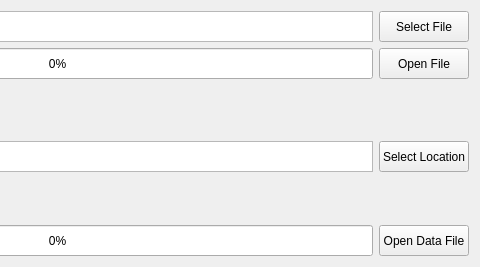
GreedAlmighty/Event-Data-File-Creator, file mainwindow.ui: the form before one commit; both pictures show x 510 to 990 and y 0 to 267 of the 990 by 267 pixel window.
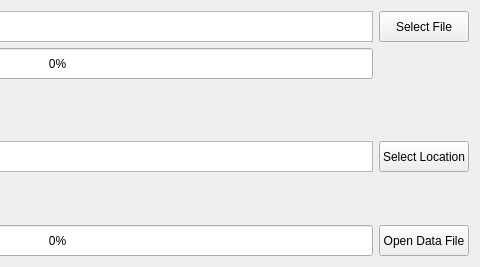
The form after the commit.

Commit message: - Completely removed process control booleans for opening file. - removed Open File button

The edit to the form file:
```diff
--- a/mainwindow.ui
+++ b/mainwindow.ui
@@ -94,25 +94,6 @@
       </property>
      </spacer>
     </item>
-    <item row="1" column="3">
-     <widget class="QPushButton" name="openFileButton">
-      <property name="sizePolicy">
-       <sizepolicy hsizetype="Expanding" vsizetype="Expanding">
-        <horstretch>0</horstretch>
-        <verstretch>0</verstretch>
-       </sizepolicy>
-      </property>
-      <property name="maximumSize">
-       <size>
-        <width>16777215</width>
-        <height>31</height>
-       </size>
-      </property>
-      <property name="text">
-       <string>Open File</string>
-      </property>
-     </widget>
-    </item>
     <item row="0" column="3">
      <widget class="QPushButton" name="selectFileButton">
       <property name="sizePolicy">
```
Left out of the diff: 1 changed line with no effect on the pictures. The commit also changes 2 other files.
